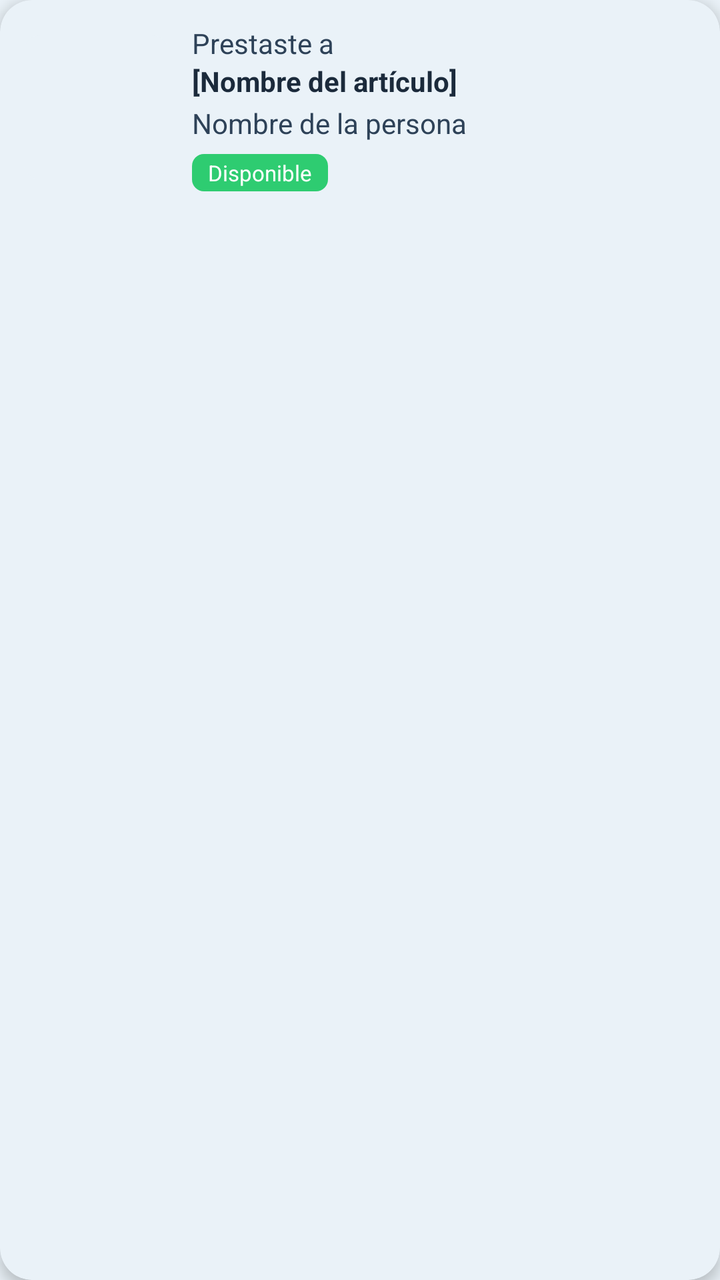
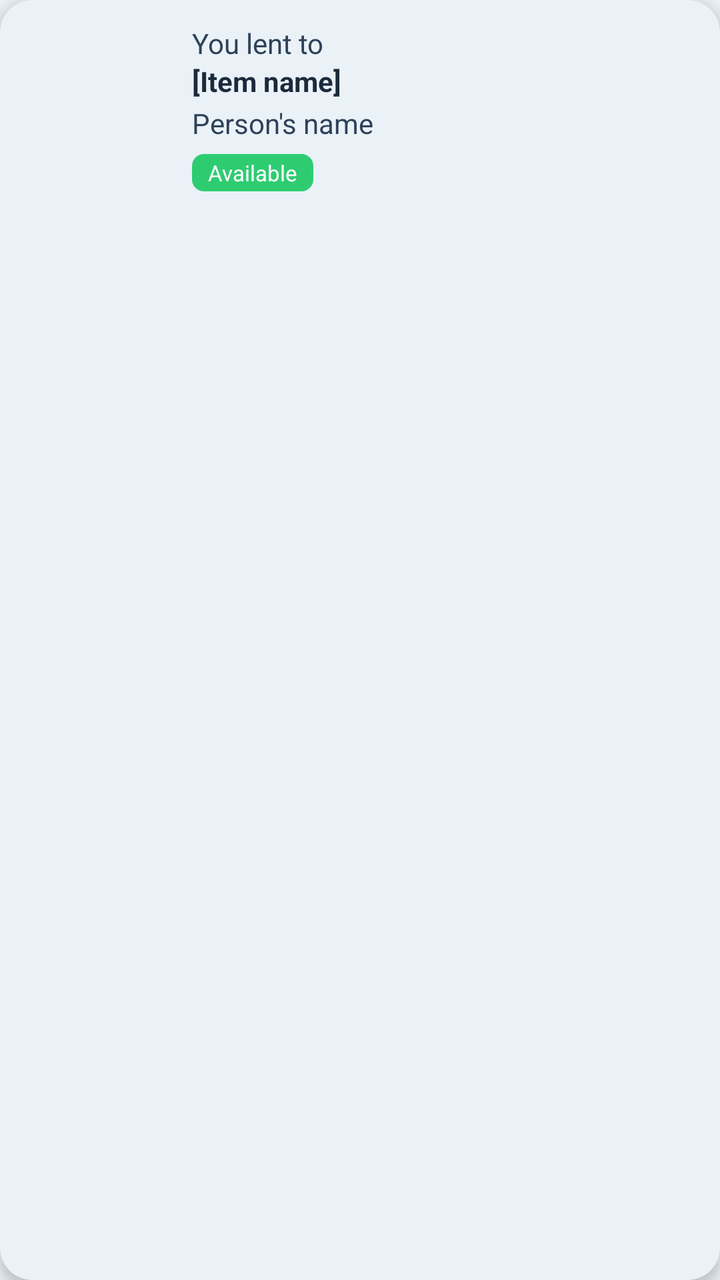

The first picture is an Android layout as it rendered before a commit; the second is the same layout after the commit. The layout source and the unified diff follow.
<!-- AndroidManifest.xml: application theme Theme.YipShare -->
<!-- res/layout/item_prestamo.xml -->
<?xml version="1.0" encoding="utf-8"?>
<androidx.cardview.widget.CardView
    xmlns:android="http://schemas.android.com/apk/res/android"
    xmlns:app="http://schemas.android.com/apk/res-auto"
    android:layout_width="match_parent"
    android:layout_height="wrap_content"
    android:layout_marginBottom="12dp"
    android:clickable="true"
    android:focusable="true"
    android:foreground="?attr/selectableItemBackground"
    app:cardCornerRadius="16dp"
    app:cardElevation="4dp"
    app:cardBackgroundColor="@color/color_tarjeta">

    <LinearLayout
        android:layout_width="match_parent"
        android:layout_height="wrap_content"
        android:orientation="horizontal"
        android:padding="12dp"
        android:gravity="center_vertical">

        <ImageView
            android:layout_width="72dp"
            android:layout_height="72dp"
            android:scaleType="centerCrop"
            android:background="@drawable/bg_placeholder_imagen"
            android:contentDescription="@null" />

        <LinearLayout
            android:layout_width="0dp"
            android:layout_height="wrap_content"
            android:layout_weight="1"
            android:orientation="vertical"
            android:layout_marginStart="12dp">

            <TextView
                android:id="@+id/tv_tipo_prestamo"
                style="@style/TextBody"
                android:layout_width="match_parent"
                android:layout_height="wrap_content"
                android:text="Prestaste a" />

            <TextView
                android:id="@+id/tv_articulo_prestamo"
                style="@style/TextTitle"
                android:layout_width="match_parent"
                android:layout_height="wrap_content"
                android:textSize="14sp"
                android:maxLines="1"
                android:ellipsize="end"
                android:text="[Nombre del artículo]" />

            <TextView
                android:id="@+id/tv_persona_prestamo"
                style="@style/TextBody"
                android:layout_width="match_parent"
                android:layout_height="wrap_content"
                android:layout_marginTop="2dp"
                android:text="Nombre de la persona" />

            <TextView
                android:id="@+id/tv_estado_prestamo"
                android:layout_width="wrap_content"
                android:layout_height="wrap_content"
                android:layout_marginTop="6dp"
                android:background="@drawable/bg_badge_disponible"
                android:paddingStart="8dp"
                android:paddingEnd="8dp"
                android:paddingTop="2dp"
                android:paddingBottom="2dp"
                android:text="Disponible"
                android:textColor="@android:color/white"
                android:textSize="11sp" />

        </LinearLayout>

    </LinearLayout>

</androidx.cardview.widget.CardView>
<!-- resources referenced by this layout -->
<resources>
  <color name="color_tarjeta">#EAF2F8</color>
  <!-- drawable bg_badge_disponible (drawable) -->
  <?xml version="1.0" encoding="utf-8"?>
  <shape xmlns:android="http://schemas.android.com/apk/res/android"
      android:shape="rectangle">
      <solid android:color="#2ECC71" />
      <corners android:radius="6dp" />
  </shape>
  <!-- drawable bg_placeholder_imagen (drawable) -->
  <?xml version="1.0" encoding="utf-8"?>
  <shape xmlns:android="http://schemas.android.com/apk/res/android"
      android:shape="rectangle">
      <solid android:color="@color/input_fondo" />
      <corners android:radius="8dp" />
  </shape>
  <style name="TextBody">
          <item name="android:textColor">@color/texto_secundario</item>
          <item name="android:textSize">14sp</item>
      </style>
  <style name="TextTitle">
          <item name="android:textColor">@color/azul_yipshare</item>
          <item name="android:textSize">18sp</item>
          <item name="android:textStyle">bold</item>
      </style>
  <style name="Theme.YipShare" parent="Theme.AppCompat.DayNight.NoActionBar">
          <item name="android:windowBackground">@color/fondo_pantalla</item>
      </style>
  <color name="input_fondo">#EAF2F8</color>
  <color name="texto_secundario">#2E4258</color>
  <color name="azul_yipshare">#1B2A3B</color>
  <color name="fondo_pantalla">#EAF2F8</color>
</resources>

<!-- the commit's change to res/layout/item_prestamo.xml (unified diff, before → after) -->
@@ -38,7 +38,7 @@
                 style="@style/TextBody"
                 android:layout_width="match_parent"
                 android:layout_height="wrap_content"
-                android:text="Prestaste a" />
+                android:text="@string/prestaste_a" />
 
             <TextView
                 android:id="@+id/tv_articulo_prestamo"
@@ -48,7 +48,7 @@
                 android:textSize="14sp"
                 android:maxLines="1"
                 android:ellipsize="end"
-                android:text="[Nombre del artículo]" />
+                android:text="@string/tv_articulo_codigo" />
 
             <TextView
                 android:id="@+id/tv_persona_prestamo"
@@ -56,7 +56,7 @@
                 android:layout_width="match_parent"
                 android:layout_height="wrap_content"
                 android:layout_marginTop="2dp"
-                android:text="Nombre de la persona" />
+                android:text="@string/item_nombre_persona" />
 
             <TextView
                 android:id="@+id/tv_estado_prestamo"
@@ -68,7 +68,7 @@
                 android:paddingEnd="8dp"
                 android:paddingTop="2dp"
                 android:paddingBottom="2dp"
-                android:text="Disponible"
+                android:text="@string/tv_estado_articulo"
                 android:textColor="@android:color/white"
                 android:textSize="11sp" />
 
<!-- resource entries referenced after the edit -->
@@ -15,6 +15,10 @@
       <solid android:color="@color/input_fondo" />
       <corners android:radius="8dp" />
   </shape>
+  <string name="item_nombre_persona">Person\'s name</string>
+  <string name="prestaste_a">You lent to</string>
+  <string name="tv_articulo_codigo">[Item name]</string>
+  <string name="tv_estado_articulo">Available</string>
   <style name="TextBody">
           <item name="android:textColor">@color/texto_secundario</item>
           <item name="android:textSize">14sp</item>
